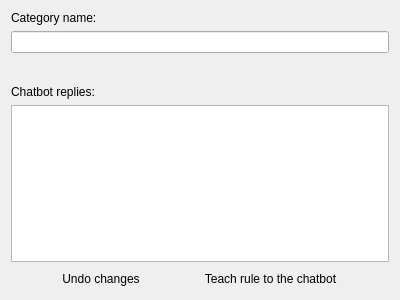
This is src/chatbot/front-end/ruleeditwidget.ui in lvklabs/chatbot as Qt 5 draws it before an edit. The edited form follows.
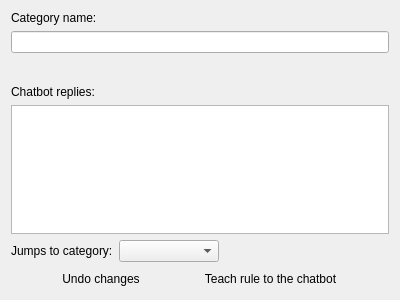
This is the edited form. Icons and pictures are not drawn. Custom widgets are drawn as their Qt base class.

Commit message: Implementing next category

Diff of the .ui file:
```diff
--- a/src/chatbot/front-end/ruleeditwidget.ui
+++ b/src/chatbot/front-end/ruleeditwidget.ui
@@ -13,7 +13,7 @@
   <property name="windowTitle">
    <string>Form</string>
   </property>
-  <layout class="QVBoxLayout" name="ruleEditLayout" stretch="0,0,0,0,1,0,0">
+  <layout class="QVBoxLayout" name="ruleEditLayout" stretch="0,0,0,0,1,0,0,0">
    <item>
     <widget class="QLabel" name="categoryNameLabel">
      <property name="text">
@@ -55,7 +55,41 @@
     </widget>
    </item>
    <item>
-    <layout class="QHBoxLayout" name="horizontalLayout">
+    <layout class="QHBoxLayout" name="nextCategoryLayout">
+     <item>
+      <widget class="QLabel" name="nextCategoryLabel">
+       <property name="text">
+        <string>Jumps to category:</string>
+       </property>
+      </widget>
+     </item>
+     <item>
+      <widget class="QComboBox" name="nextCategoryList">
+       <property name="minimumSize">
+        <size>
+         <width>100</width>
+         <height>0</height>
+        </size>
+       </property>
+      </widget>
+     </item>
+     <item>
+      <spacer name="horizontalSpacer">
+       <property name="orientation">
+        <enum>Qt::Horizontal</enum>
+       </property>
+       <property name="sizeHint" stdset="0">
+        <size>
+         <width>40</width>
+         <height>20</height>
+        </size>
+       </property>
+      </spacer>
+     </item>
+    </layout>
+   </item>
+   <item>
+    <layout class="QHBoxLayout" name="buttonsLayout">
      <item>
       <widget class="QToolButton" name="undoRuleButton">
        <property name="sizePolicy">
```
The commit also changes 9 other files.
